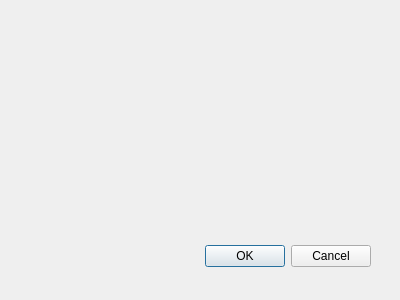
This is qceplib-base/qcepnewdatagroupdialog.ui in guyjennings/qxrd as Qt 5 draws it before an edit. The edited form follows.
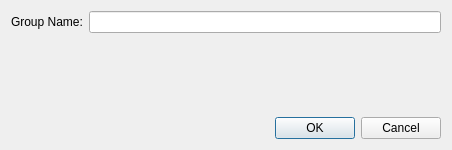
This is the edited form.

```diff
--- a/qceplib-base/qcepnewdatagroupdialog.ui
+++ b/qceplib-base/qcepnewdatagroupdialog.ui
@@ -8,22 +8,39 @@
    <rect>
     <x>0</x>
     <y>0</y>
-    <width>400</width>
-    <height>300</height>
+    <width>452</width>
+    <height>150</height>
    </rect>
   </property>
   <property name="windowTitle">
    <string>Dialog</string>
   </property>
-  <widget name="buttonBox" class="QDialogButtonBox">
-   <property name="geometry">
-    <rect>
-     <x>30</x>
-     <y>240</y>
-     <width>341</width>
-     <height>32</height>
-    </rect>
-   </property>
+  <layout class="QGridLayout" name="gridLayout">
+   <item row="0" column="0">
+    <widget class="QLabel" name="label">
+     <property name="text">
+      <string>Group Name:</string>
+     </property>
+    </widget>
+   </item>
+   <item row="0" column="1">
+    <widget class="QLineEdit" name="m_GroupName"/>
+   </item>
+   <item row="1" column="0" colspan="2">
+    <spacer name="verticalSpacer">
+     <property name="orientation">
+      <enum>Qt::Vertical</enum>
+     </property>
+     <property name="sizeHint" stdset="0">
+      <size>
+       <width>308</width>
+       <height>55</height>
+      </size>
+     </property>
+    </spacer>
+   </item>
+   <item row="2" column="0" colspan="2">
+    <widget class="QDialogButtonBox" name="buttonBox">
    <property name="orientation">
     <enum>Qt::Horizontal</enum>
    </property>
@@ -31,6 +48,8 @@
     <set>QDialogButtonBox::Cancel|QDialogButtonBox::Ok</set>
    </property>
   </widget>
+   </item>
+  </layout>
  </widget>
  <pixmapfunction/>
  <resources/>
```
Left out of the diff: 7 changed lines with no effect on the pictures. Lines whose indentation alone changed are shown as unchanged.
